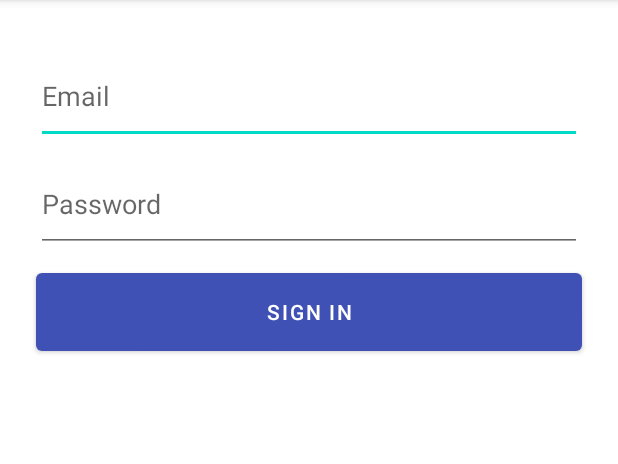
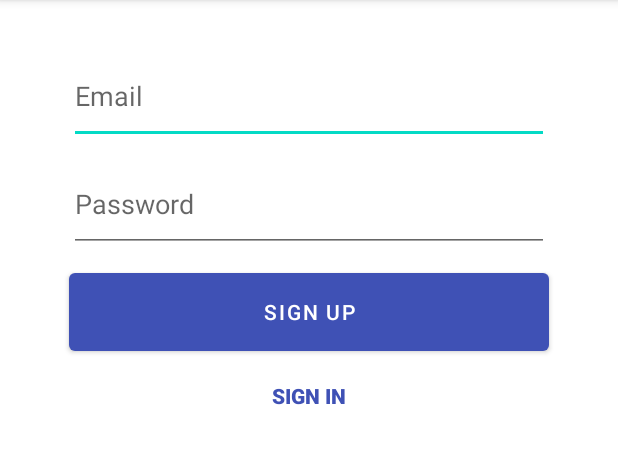
Before and after one commit to andreasaracino/sms2223LaureApp, an Android app: the SignUpActivity screen opened directly, with no data from a screen before it, on a phone screen of 412 x 824 dp, the part 84-548 px from its top. Run offline under Robolectric (Android 15) with nearby library versions, the phone set to English and light mode, and no system bars; our stand-ins replace Firebase (no records; nobody signed in at launch, a user with empty details on screens opened directly).

Commit message:
implemented basic signup

```diff
--- a/app/build.gradle
+++ b/app/build.gradle
@@ -39,6 +39,7 @@ dependencies {
     implementation 'androidx.annotation:annotation:1.3.0'
     implementation 'androidx.lifecycle:lifecycle-livedata-ktx:2.4.1'
     implementation 'androidx.lifecycle:lifecycle-viewmodel-ktx:2.4.1'
+    implementation 'com.google.firebase:firebase-database:20.1.0'
     testImplementation 'junit:junit:4.13.2'
     androidTestImplementation 'androidx.test.ext:junit:1.1.3'
     androidTestImplementation 'androidx.test.espresso:espresso-core:3.4.0'
--- a/app/src/main/java/it/uniba/dib/sms22231/SignUpActivity.java
+++ b/app/src/main/java/it/uniba/dib/sms22231/SignUpActivity.java
@@ -3,12 +3,55 @@ package it.uniba.dib.sms22231;
 import androidx.appcompat.app.AppCompatActivity;
 
 import android.os.Bundle;
+import android.view.View;
+import android.widget.Button;
+import android.widget.EditText;
+import android.widget.Toast;
+
+import com.google.firebase.auth.FirebaseAuth;
+import com.google.firebase.auth.FirebaseUser;
 
 public class SignUpActivity extends AppCompatActivity {
+    private FirebaseAuth mAuth = FirebaseAuth.getInstance();
+    private EditText emailField;
+    private EditText passwordField;
+    private Button signUpButton;
 
     @Override
     protected void onCreate(Bundle savedInstanceState) {
         super.onCreate(savedInstanceState);
         setContentView(R.layout.activity_sign_up);
+
+        initUi();
+    }
+
+    private void initUi() {
+        emailField = findViewById(R.id.signUpEmail);
+        passwordField = findViewById(R.id.signUpPassword);
+        signUpButton = findViewById(R.id.signUpButton);
+    }
+
+    public void goToSignIn(View view) {
+        finish();
+    }
+
+    public void doSignUp(View view){
+        String email = emailField.getText().toString();
+        String password = passwordField.getText().toString();
+
+        if (!email.isEmpty() && !password.isEmpty()) {
+            mAuth.createUserWithEmailAndPassword(email, password).addOnCompleteListener(task -> {
+                if (task.isSuccessful()) {
+                    FirebaseUser user = mAuth.getCurrentUser();
+                    user.sendEmailVerification();
+                    mAuth.signOut();
+
+                    Toast.makeText(this, R.string.verify_mail, Toast.LENGTH_SHORT).show();
+                    goToSignIn(null);
+                } else {
+                    Toast.makeText(this, R.string.sign_up_fail, Toast.LENGTH_SHORT).show();
+                }
+            });
+        }
     }
 }
--- a/app/src/main/res/layout/activity_sign_up.xml
+++ b/app/src/main/res/layout/activity_sign_up.xml
@@ -8,43 +8,43 @@
 
     <EditText
         android:id="@+id/signUpEmail"
-        android:layout_width="0dp"
-        android:layout_height="64dp"
+        android:layout_width="@dimen/field_width"
+        android:layout_height="@dimen/field_height"
         android:layout_marginStart="24dp"
         android:layout_marginTop="32dp"
         android:layout_marginEnd="24dp"
+        android:autofillHints="emailAddress"
         android:ems="10"
         android:hint="@string/prompt_email"
         android:inputType="textEmailAddress"
-        android:autofillHints="emailAddress"
         app:layout_constraintEnd_toEndOf="parent"
         app:layout_constraintStart_toStartOf="parent"
         app:layout_constraintTop_toTopOf="parent" />
 
     <EditText
         android:id="@+id/signUpPassword"
-        android:layout_width="0dp"
-        android:layout_height="64dp"
+        android:layout_width="@dimen/field_width"
+        android:layout_height="@dimen/field_height"
         android:layout_marginStart="24dp"
         android:layout_marginTop="8dp"
         android:layout_marginEnd="24dp"
+        android:autofillHints="password"
         android:ems="10"
         android:hint="@string/prompt_password"
         android:inputType="textPassword"
-        android:autofillHints="password"
         app:layout_constraintEnd_toEndOf="parent"
         app:layout_constraintStart_toStartOf="parent"
         app:layout_constraintTop_toBottomOf="@id/signUpEmail" />
 
     <Button
         android:id="@+id/signUpButton"
-        android:layout_width="0dp"
-        android:layout_height="64dp"
+        android:layout_width="@dimen/field_width"
+        android:layout_height="@dimen/field_height"
         android:layout_marginStart="24dp"
         android:layout_marginTop="8dp"
         android:layout_marginEnd="24dp"
-        android:onClick="doLogin"
-        android:text="@string/action_sign_in"
+        android:onClick="doSignUp"
+        android:text="@string/action_sign_up"
         app:layout_constraintEnd_toEndOf="parent"
         app:layout_constraintStart_toStartOf="parent"
         app:layout_constraintTop_toBottomOf="@+id/signUpPassword" />
@@ -61,4 +61,19 @@
         app:layout_constraintStart_toStartOf="parent"
         app:layout_constraintTop_toBottomOf="@+id/signUpButton"
         tools:visibility="gone" />
+
+    <Button
+        android:id="@+id/button3"
+        style="@android:style/Widget.Material.Light.Button.Borderless"
+        android:layout_width="@dimen/field_width"
+        android:layout_height="wrap_content"
+        android:backgroundTint="@android:color/transparent"
+        android:onClick="goToSignIn"
+        android:shadowRadius="0"
+        android:text="@string/action_sign_in"
+        android:textColor="?colorPrimary"
+        android:textStyle="bold"
+        app:layout_constraintEnd_toEndOf="parent"
+        app:layout_constraintStart_toStartOf="parent"
+        app:layout_constraintTop_toBottomOf="@+id/signUpButton" />
 </androidx.constraintlayout.widget.ConstraintLayout>
--- a/app/src/main/res/values/dimens.xml
+++ b/app/src/main/res/values/dimens.xml
@@ -2,4 +2,6 @@
     <!-- Default screen margins, per the Android Design guidelines. -->
     <dimen name="activity_horizontal_margin">16dp</dimen>
     <dimen name="activity_vertical_margin">16dp</dimen>
+    <dimen name="field_width">320dp</dimen>
+    <dimen name="field_height">64dp</dimen>
 </resources>
--- a/app/src/main/res/values/strings.xml
+++ b/app/src/main/res/values/strings.xml
@@ -8,4 +8,6 @@
     <string name="sign_in_fail">Sign in failed!</string>
     <string name="sign_out">Sign out</string>
     <string name="dashboard" translatable="false">Dashboard</string>
+    <string name="sign_up_fail">Sign up failed</string>
+    <string name="verify_mail">Please verify your e-mail</string>
 </resources>
--- a/build.gradle
+++ b/build.gradle
@@ -1,4 +1,8 @@
-// Top-level build file where you can add configuration options common to all sub-projects/modules.
+buildscript {
+    dependencies {
+        classpath 'com.google.gms:google-services:4.3.14'
+    }
+}// Top-level build file where you can add configuration options common to all sub-projects/modules.
 plugins {
     id 'com.android.application' version '8.0.2' apply false
     id 'com.android.library' version '8.0.2' apply false
```
Also changed, not shown: app/src/main/java/it/uniba/dib/sms22231/SignInActivity.java (+16 -4 lines), app/src/main/res/layout/activity_login.xml (+22 -12 lines), 1 other file.
